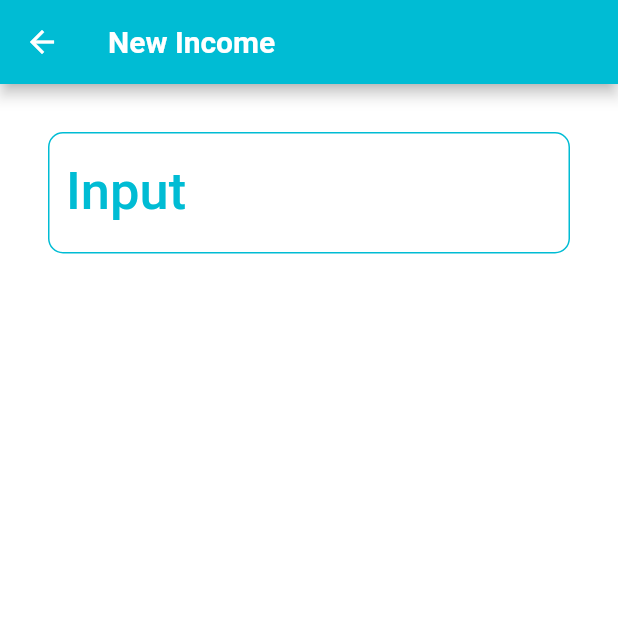
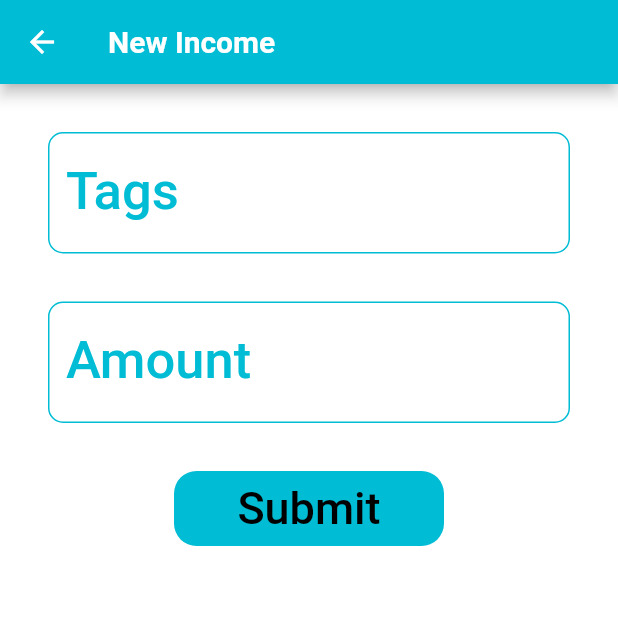
Before and after one commit to akashroshan135/plutus, a Flutter app: the IncomeRoute screen opened directly, after a tap on the "add" icon, on a phone screen of 412 x 824 dp, the top half of it. Run offline on Flutter 3.47's test engine with Material 2 defaults, Android fonts, the phone set to English and light mode, and no system bars; our stand-ins replace moor_flutter, scrollable_positioned_list; generated files the repository leaves out were written again.

Commit message:
add multi input fields to new income. Saves to db

```diff
--- a/lib/routes/incomes.dart
+++ b/lib/routes/incomes.dart
@@ -77,18 +77,17 @@ class _IncomeRouteState extends State<IncomeRoute> {
                     size: Theme.of(context).primaryIconTheme.size,
                   ),
                 ),
-                Column(
-                  // mainAxisAlignment: MainAxisAlignment.center,
-                  children: [
                 Text(
                   income.tags,
                   style: Theme.of(context).textTheme.button,
                 ),
-                    Text(
+                Spacer(),
+                Padding(
+                  padding: const EdgeInsets.all(16.0),
+                  child: Text(
                     '₹ ' + income.amount.toString(),
                     style: Theme.of(context).textTheme.button,
                   ),
-                  ],
                 ),
               ],
             ),
--- a/lib/routes/new_income.dart
+++ b/lib/routes/new_income.dart
@@ -14,7 +14,9 @@ class NewIncomeScreen extends StatefulWidget {
 }
 
 class _NewIncomeScreenState extends State<NewIncomeScreen> {
-  final categoryColor = Colors.cyan;
+  final accentColor = Colors.cyan;
+  final controllerTags = TextEditingController();
+  final controllerAmount = TextEditingController();
   DateTime newIncomeDate = DateTime.now();
 
   @override
@@ -30,42 +32,66 @@ class _NewIncomeScreenState extends State<NewIncomeScreen> {
         "New Income",
         style: Theme.of(context).textTheme.headline5,
       ),
-      backgroundColor: categoryColor,
+      backgroundColor: accentColor,
+    );
+
+    // * input field for tags
+    final inputTags = Padding(
+      padding: _padding,
+      child: TextField(
+        controller: controllerTags,
+        // keyboardType: TextInputType.number,
+        cursorColor: accentColor,
+        style: Theme.of(context).textTheme.bodyText1.copyWith(fontSize: 35),
+        decoration: decoratorInputWidget('Tags'),
+      ),
     );
 
     // * input field for amount
-    // todo: make fields for other data
-    final input = Padding(
+    final inputAmt = Padding(
       padding: _padding,
       child: TextField(
+        controller: controllerAmount,
         keyboardType: TextInputType.number,
-        cursorColor: categoryColor,
+        cursorColor: accentColor,
         style: Theme.of(context).textTheme.bodyText1.copyWith(fontSize: 35),
-        decoration: InputDecoration(
-          labelText: 'Input',
-          labelStyle: TextStyle(color: categoryColor),
-          focusedBorder: OutlineInputBorder(
-              borderRadius: BorderRadius.circular(10),
-              borderSide: BorderSide(color: categoryColor, width: 1)),
-          enabledBorder: OutlineInputBorder(
-              borderRadius: BorderRadius.circular(10),
-              borderSide: BorderSide(color: categoryColor, width: 1)),
-          errorBorder: OutlineInputBorder(
-              borderRadius: BorderRadius.circular(10),
-              borderSide: BorderSide(color: Colors.red, width: 1)),
-          focusedErrorBorder: OutlineInputBorder(
-              borderRadius: BorderRadius.circular(10),
-              borderSide: BorderSide(color: Colors.red, width: 1)),
+        decoration: decoratorInputWidget('Amount'),
       ),
-        onSubmitted: (inputdata) {
+    );
+
+    // * submit button. Submits data to db and goes to previous page
+    final submit = Padding(
+      padding: EdgeInsets.only(top: 16, left: 100, right: 100, bottom: 50),
+      child: Container(
+        height: 50,
+        child: Material(
+          borderRadius: BorderRadius.circular(15),
+          color: accentColor,
+          child: InkWell(
+            borderRadius: BorderRadius.circular(15),
+            highlightColor: Colors.pink[400],
+            splashColor: Colors.pink,
+            onTap: () {
+              print(controllerTags.text);
+              print(controllerAmount.text);
               database.addIncome(
                 IncomesCompanion(
-              tags: Value('test'),
-              amount: Value(double.parse(inputdata)),
+                  tags: Value(controllerTags.text),
+                  amount: Value(double.parse(controllerAmount.text)),
                   date: Value(newIncomeDate),
                 ),
               );
+              Navigator.pop(context);
             },
+            child: Center(
+              child: Text('Submit',
+                  style: Theme.of(context)
+                      .textTheme
+                      .bodyText1
+                      .copyWith(fontSize: 30)),
+            ),
+          ),
+        ),
       ),
     );
 
@@ -74,15 +100,37 @@ class _NewIncomeScreenState extends State<NewIncomeScreen> {
       home: Scaffold(
         appBar: appBar,
         body: Container(
+          // height: MediaQuery.of(context).size.height,
           color: Theme.of(context).scaffoldBackgroundColor,
           padding: _padding,
           child: ListView(
             children: [
-              input,
+              inputTags,
+              inputAmt,
+              submit,
             ],
           ),
         ),
       ),
     );
   }
+
+  InputDecoration decoratorInputWidget(String text) {
+    return InputDecoration(
+      labelText: text,
+      labelStyle: TextStyle(color: accentColor),
+      focusedBorder: OutlineInputBorder(
+          borderRadius: BorderRadius.circular(10),
+          borderSide: BorderSide(color: accentColor, width: 1)),
+      enabledBorder: OutlineInputBorder(
+          borderRadius: BorderRadius.circular(10),
+          borderSide: BorderSide(color: accentColor, width: 1)),
+      errorBorder: OutlineInputBorder(
+          borderRadius: BorderRadius.circular(10),
+          borderSide: BorderSide(color: Colors.red, width: 1)),
+      focusedErrorBorder: OutlineInputBorder(
+          borderRadius: BorderRadius.circular(10),
+          borderSide: BorderSide(color: Colors.red, width: 1)),
+    );
   }
+}
```
Lines whose indentation alone changed are shown as unchanged.
